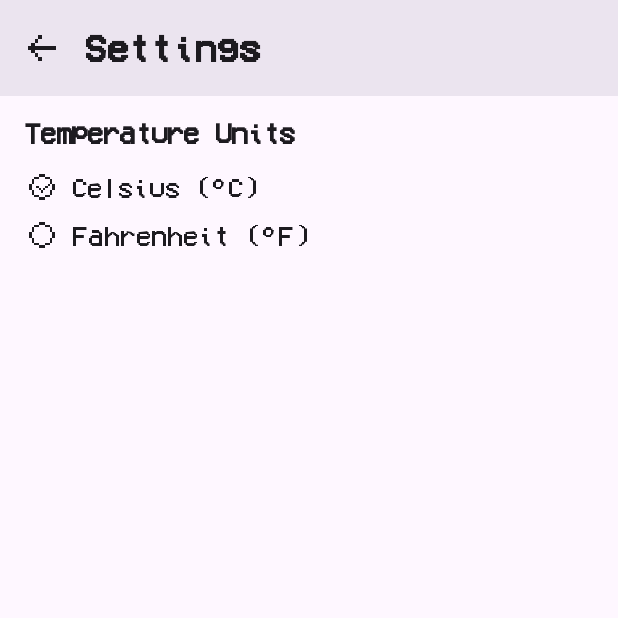
After one commit to ArtemZarubin/PixelArtWeatherML, an Android app built with Jetpack Compose: the SettingsScreen screen opened through its navigation route, on a phone screen of 412 x 824 dp, the top half of it. The commit adds this screen. Run offline under Robolectric (Android 15) with nearby library versions, the phone set to English and light mode, and no system bars; our stand-ins replace Dagger/Hilt's generated code; network calls fail; 3 statements that could not run were skipped.

Commit message:
feat: Implement settings screen with temperature unit selection
- Added a new Settings screen accessible from the main weather screen.
- Implemented functionality to switch temperature units (Celsius/Fahrenheit) using DataStore Preferences.
- User's unit preference is now saved and applied across the app.
- Weather data (temperature, wind speed) displayed in the UI dynamically updates based on the selected unit.
- Updated MainViewModel, Repository, ApiService to handle unit parameter for API requests.
- Replaced standard RadioButton components on the Settings screen with custom pixel art icons for a consistent visual style.
- Adjusted UI elements and styles on the Settings screen for better look and feel.

```diff
--- a/app/build.gradle.kts
+++ b/app/build.gradle.kts
@@ -141,6 +141,9 @@ dependencies {
 
     // Refreshing
     implementation(libs.androidx.compose.material)
+
+    // Settings
+    implementation(libs.androidx.datastore.preferences)
 }
 
 // Kapt configuration for Hilt (add to the end of the file if not present)
--- /dev/null
+++ b/app/src/main/java/com/artemzarubin/weatherml/data/preferences/UserPreferencesRepository.kt
@@ -0,0 +1,66 @@
+package com.artemzarubin.weatherml.data.preferences
+
+import android.content.Context
+import android.util.Log
+import androidx.datastore.core.DataStore
+import androidx.datastore.preferences.core.Preferences
+import androidx.datastore.preferences.core.booleanPreferencesKey
+import androidx.datastore.preferences.core.edit
+import androidx.datastore.preferences.core.emptyPreferences
+import androidx.datastore.preferences.preferencesDataStore
+import dagger.hilt.android.qualifiers.ApplicationContext
+import kotlinx.coroutines.flow.Flow
+import kotlinx.coroutines.flow.catch
+import kotlinx.coroutines.flow.map
+import java.io.IOException
+import javax.inject.Inject
+import javax.inject.Singleton
+
+// Визначаємо DataStore на рівні файлу (рекомендовано)
+private val Context.dataStore: DataStore<Preferences> by preferencesDataStore(name = "user_settings")
+
+// Ключі для наших налаштувань
+private object PreferencesKeys {
+    val IS_FAHRENHEIT = booleanPreferencesKey("is_fahrenheit_selected")
+    // Тут можна буде додати інші ключі для інших налаштувань
+}
+
+enum class TemperatureUnit {
+    CELSIUS, FAHRENHEIT
+}
+
+data class UserPreferences(
+    val temperatureUnit: TemperatureUnit
+)
+
+@Singleton
+class UserPreferencesRepository @Inject constructor(@ApplicationContext private val context: Context) {
+
+    val userPreferencesFlow: Flow<UserPreferences> = context.dataStore.data
+        .catch { exception ->
+            if (exception is IOException) {
+                Log.e("UserPrefsRepo", "Error reading preferences.", exception)
+                emit(emptyPreferences()) // Випромінюємо порожні налаштування у випадку помилки
+            } else {
+                throw exception
+            }
+        }
+        .map { preferences ->
+            mapUserPreferences(preferences)
+        }
+
+    private fun mapUserPreferences(preferences: Preferences): UserPreferences {
+        val isFahrenheit =
+            preferences[PreferencesKeys.IS_FAHRENHEIT] ?: false // За замовчуванням Цельсій
+        return UserPreferences(
+            temperatureUnit = if (isFahrenheit) TemperatureUnit.FAHRENHEIT else TemperatureUnit.CELSIUS
+        )
+    }
+
+    suspend fun updateTemperatureUnit(unit: TemperatureUnit) {
+        context.dataStore.edit { preferences ->
+            preferences[PreferencesKeys.IS_FAHRENHEIT] = (unit == TemperatureUnit.FAHRENHEIT)
+        }
+        Log.d("UserPrefsRepo", "Temperature unit updated to: $unit")
+    }
+}
--- a/app/src/main/java/com/artemzarubin/weatherml/data/repository/WeatherRepositoryImpl.kt
+++ b/app/src/main/java/com/artemzarubin/weatherml/data/repository/WeatherRepositoryImpl.kt
@@ -35,7 +35,8 @@ class WeatherRepositoryImpl @Inject constructor(
     override suspend fun getAllWeatherData(
         lat: Double,
         lon: Double,
-        apiKey: String
+        apiKey: String,
+        units: String
     ): Resource<WeatherDataBundle> {
         if (!connectivityObserver.isNetworkAvailable()) { // <--- ПЕРЕВІРКА
             return Resource.Error("No internet connection. Please check your network settings.")
@@ -46,13 +47,15 @@ class WeatherRepositoryImpl @Inject constructor(
                     apiService.getCurrentWeather(
                         latitude = lat,
                         longitude = lon,
-                        apiKey = apiKey
+                        apiKey = apiKey,
+                        units = units
                     )
                 }
                 val forecastDeferred = async {
                     apiService.getForecast(
                         latitude = lat,
                         longitude = lon,
+                        units = units,
                         apiKey = apiKey,
                         count = 40
                     )
--- a/app/src/main/java/com/artemzarubin/weatherml/domain/repository/WeatherRepository.kt
+++ b/app/src/main/java/com/artemzarubin/weatherml/domain/repository/WeatherRepository.kt
@@ -21,7 +21,8 @@ interface WeatherRepository {
     suspend fun getAllWeatherData(
         lat: Double,
         lon: Double,
-        apiKey: String // API key is needed for both calls
+        apiKey: String, // API key is needed for both calls
+        units: String
     ): Resource<WeatherDataBundle>
 
     /**
--- a/app/src/main/java/com/artemzarubin/weatherml/ui/Navigation.kt
+++ b/app/src/main/java/com/artemzarubin/weatherml/ui/Navigation.kt
@@ -1,3 +1,4 @@
+// File: com/artemzarubin/weatherml/ui/Navigation.kt
 package com.artemzarubin.weatherml.ui
 
 import androidx.compose.runtime.Composable
@@ -7,34 +8,47 @@ import androidx.navigation.compose.NavHost
 import androidx.navigation.compose.composable
 import com.artemzarubin.weatherml.ui.mainscreen.MainViewModel
 import com.artemzarubin.weatherml.ui.mainscreen.WeatherScreen
+import com.artemzarubin.weatherml.ui.ManageCitiesScreen // Переконайся, що цей імпорт правильний
+import com.artemzarubin.weatherml.ui.SettingsScreen   // Імпорт нового екрану
 
 object AppDestinations {
     const val WEATHER_SCREEN_ROUTE = "weather"
     const val MANAGE_CITIES_ROUTE = "manage_cities"
+    const val SETTINGS_SCREEN_ROUTE = "settings"
 }
 
 @Composable
 fun AppNavHost(navController: NavHostController, mainViewModel: MainViewModel = hiltViewModel()) {
     NavHost(
         navController = navController,
-        startDestination = AppDestinations.WEATHER_SCREEN_ROUTE // Починаємо з головного екрану
+        startDestination = AppDestinations.WEATHER_SCREEN_ROUTE
     ) {
         composable(AppDestinations.WEATHER_SCREEN_ROUTE) {
             WeatherScreen(
-                viewModel = mainViewModel, // Передаємо ViewModel
+                viewModel = mainViewModel,
                 onNavigateToManageCities = {
                     navController.navigate(AppDestinations.MANAGE_CITIES_ROUTE)
+                },
+                onNavigateToSettings = { // <--- ДОДАНО ПЕРЕДАЧУ ЦІЄЇ ЛЯМБДИ
+                    navController.navigate(AppDestinations.SETTINGS_SCREEN_ROUTE)
                 }
             )
         }
         composable(AppDestinations.MANAGE_CITIES_ROUTE) {
-            // Тут буде ManageCitiesScreen, поки що заглушка
             ManageCitiesScreen(
-                viewModel = mainViewModel, // Передаємо ту саму ViewModel
+                viewModel = mainViewModel,
                 onNavigateBack = {
                     navController.popBackStack()
                 }
             )
         }
+        // --- НОВИЙ COMPOSABLE ДЛЯ ЕКРАНУ НАЛАШТУВАНЬ ---
+        composable(AppDestinations.SETTINGS_SCREEN_ROUTE) {
+            SettingsScreen(
+                onNavigateBack = { navController.popBackStack() },
+                viewModel = mainViewModel // <--- ПЕРЕДАЄМО mainViewModel
+            )
+        }
+        // --- КІНЕЦЬ НОВОГО COMPOSABLE ---
     }
 }
--- /dev/null
+++ b/app/src/main/java/com/artemzarubin/weatherml/ui/SettingsScreen.kt
@@ -0,0 +1,135 @@
+// File: com/artemzarubin/weatherml/ui/SettingsScreen.kt
+package com.artemzarubin.weatherml.ui
+
+import androidx.compose.foundation.Image
+import androidx.compose.foundation.clickable
+import androidx.compose.foundation.layout.Column
+import androidx.compose.foundation.layout.Row
+import androidx.compose.foundation.layout.Spacer
+import androidx.compose.foundation.layout.fillMaxSize
+import androidx.compose.foundation.layout.fillMaxWidth // Потрібен для Row
+import androidx.compose.foundation.layout.height
+import androidx.compose.foundation.layout.padding
+import androidx.compose.foundation.layout.size
+import androidx.compose.foundation.layout.width // Потрібен для Spacer
+import androidx.compose.material3.* // Ktlint може запропонувати *
+import androidx.compose.runtime.Composable
+import androidx.compose.runtime.collectAsState
+import androidx.compose.runtime.getValue
+import androidx.compose.ui.Alignment
+import androidx.compose.ui.Modifier
+import androidx.compose.ui.graphics.ColorFilter
+import androidx.compose.ui.res.painterResource
+import androidx.compose.ui.unit.dp
+import com.artemzarubin.weatherml.R // Для доступу до R.drawable
+import com.artemzarubin.weatherml.data.preferences.TemperatureUnit
+import com.artemzarubin.weatherml.ui.mainscreen.MainViewModel
+import androidx.hilt.navigation.compose.hiltViewModel // Якщо ти отримуєш ViewModel тут
+
+@OptIn(ExperimentalMaterial3Api::class)
+@Composable
+fun SettingsScreen(
+    onNavigateBack: () -> Unit,
+    viewModel: MainViewModel = hiltViewModel() // Отримуємо ViewModel
+) {
+    val userPreferences by viewModel.userPreferencesFlow.collectAsState()
+
+    Scaffold(
+        topBar = {
+            TopAppBar(
+                title = {
+                    Text(
+                        "Settings",
+                        style = MaterialTheme.typography.labelLarge
+                    )
+                }, // Твій стиль
+                navigationIcon = {
+                    IconButton(onClick = onNavigateBack) {
+                        Image(
+                            painter = painterResource(id = R.drawable.arrow_left), // Твоя іконка
+                            contentDescription = "Back",
+                            modifier = Modifier.size(24.dp),
+                            colorFilter = ColorFilter.tint(MaterialTheme.colorScheme.onBackground)
+                        )
+                    }
+                },
+                colors = TopAppBarDefaults.topAppBarColors(
+                    containerColor = MaterialTheme.colorScheme.surfaceVariant.copy(alpha = 0.8f),
+                    titleContentColor = MaterialTheme.colorScheme.onBackground,
+                    navigationIconContentColor = MaterialTheme.colorScheme.onBackground
+                )
+            )
+        }
+    ) { paddingValues ->
+        Column(
+            modifier = Modifier
+                .fillMaxSize()
+                .padding(paddingValues)
+                .padding(16.dp),
+        ) {
+            Text("Temperature Units", style = MaterialTheme.typography.headlineSmall) // Твій стиль
+            Spacer(modifier = Modifier.height(12.dp)) // Збільшив відступ після заголовка
+
+            // --- Опція Цельсій ---
+            Row(
+                modifier = Modifier
+                    .fillMaxWidth() // Щоб клікабельна область була на всю ширину
+                    .clickable { viewModel.updateTemperatureUnit(TemperatureUnit.CELSIUS) }
+                    .padding(vertical = 4.dp), // Менший вертикальний відступ для рядка
+                verticalAlignment = Alignment.CenterVertically
+            ) {
+                val isSelected =
+                    userPreferences.temperatureUnit == TemperatureUnit.CELSIUS // Або FAHRENHEIT
+                val iconResId = if (isSelected) R.drawable.radio_checked
+                else R.drawable.radio_unchecked
+                val iconSize = if (isSelected) 24.dp else 18.dp
+
+                Image(
+                    painter = painterResource(
+                        id = iconResId
+                    ),
+                    contentDescription = "Celsius radio button",
+                    modifier = Modifier.size(24.dp), // Або 32.dp, як у тебе було для інших іконок
+                    colorFilter = ColorFilter.tint(MaterialTheme.colorScheme.onSurface) // Адаптація до теми
+                )
+                Spacer(modifier = Modifier.width(8.dp))
+                Text(
+                    text = "Celsius (°C)",
+                    style = MaterialTheme.typography.bodyLarge, // Стиль для тексту опції
+                    modifier = Modifier.align(Alignment.CenterVertically)
+                )
+            }
+            // Spacer(modifier = Modifier.height(2.dp)) // Дуже маленький відступ між опціями, або взагалі без нього
+
+            // --- Опція Фаренгейт ---
+            Row(
+                modifier = Modifier
+                    .fillMaxWidth()
+                    .clickable { viewModel.updateTemperatureUnit(TemperatureUnit.FAHRENHEIT) }
+                    .padding(vertical = 4.dp), // Менший вертикальний відступ для рядка
+                verticalAlignment = Alignment.CenterVertically
+            ) {
+                val isSelected = userPreferences.temperatureUnit == TemperatureUnit.FAHRENHEIT
+                val iconResId = if (isSelected) R.drawable.radio_checked
+                else R.drawable.radio_unchecked
+                val iconSize = if (isSelected) 24.dp else 18.dp
+
+                Image(
+                    painter = painterResource(
+                        id = iconResId
+                    ),
+                    contentDescription = "Fahrenheit radio button",
+                    modifier = Modifier.size(24.dp), // Або .size(24.dp), якщо співвідношення сторін 1:1 і це виглядає добре,
+                    colorFilter = ColorFilter.tint(MaterialTheme.colorScheme.onSurface)
+                )
+                Spacer(modifier = Modifier.width(8.dp))
+                Text(
+                    text = "Fahrenheit (°F)",
+                    style = MaterialTheme.typography.bodyLarge,
+                    modifier = Modifier.align(Alignment.CenterVertically)
+                )
+            }
+            // Тут можна буде додати інші налаштування, наприклад, для теми
+        }
+    }
+}
--- a/app/src/main/java/com/artemzarubin/weatherml/ui/mainscreen/MainViewModel.kt
+++ b/app/src/main/java/com/artemzarubin/weatherml/ui/mainscreen/MainViewModel.kt
@@ -42,6 +42,9 @@ import kotlinx.coroutines.flow.stateIn
 import kotlinx.coroutines.flow.update
 import kotlinx.coroutines.launch
 import javax.inject.Inject
+import com.artemzarubin.weatherml.data.preferences.UserPreferencesRepository
+import com.artemzarubin.weatherml.data.preferences.TemperatureUnit
+import com.artemzarubin.weatherml.data.preferences.UserPreferences
 
 // PagerItem визначено тут (без змін)
 sealed class PagerItem {
@@ -75,10 +78,10 @@ sealed class PagerItem {
 }
 
 @HiltViewModel
-@OptIn(ExperimentalCoroutinesApi::class, FlowPreview::class)
 class MainViewModel @Inject constructor(
     private val weatherRepository: WeatherRepository,
     private val locationTracker: LocationTracker,
+    private val userPreferencesRepository: UserPreferencesRepository, // <--- НОВА ЗАЛЕЖНІСТЬ
     private val application: Application
 ) : ViewModel() {
 
@@ -162,6 +165,14 @@ class MainViewModel @Inject constructor(
 
     private val _isRefreshing = MutableStateFlow(false)
     val isRefreshing: StateFlow<Boolean> = _isRefreshing.asStateFlow()
+
+    val userPreferencesFlow: StateFlow<UserPreferences> =
+        userPreferencesRepository.userPreferencesFlow
+            .stateIn(
+                scope = viewModelScope,
+                started = SharingStarted.WhileSubscribed(5000),
+                initialValue = UserPreferences(TemperatureUnit.CELSIUS) // Початкове значення
+            )
 
     init {
         Log.d("MainViewModel", "ViewModel initialized.")
@@ -660,6 +671,20 @@ class MainViewModel @Inject constructor(
                 "MainViewModel",
                 "fetchWeatherDataForPagerItem: COROUTINE STARTED for ${pagerItem.displayName}"
             )
+
+            // ... (встановлення Loading) ...
+            val currentUnits =
+                userPreferencesFlow.value.temperatureUnit // Отримуємо поточні одиниці
+            val unitsQueryParam =
+                if (currentUnits == TemperatureUnit.FAHRENHEIT) "imperial" else "metric"
+
+            val result = weatherRepository.getAllWeatherData(
+                lat = pagerItem.latitude,
+                lon = pagerItem.longitude,
+                apiKey = BuildConfig.OPEN_WEATHER_API_KEY,
+                units = unitsQueryParam // <--- ПЕРЕДАЄМО ОДИНИЦІ
+            )
+
             // Немедленно устанавливаем состояние загрузки с правильным сообщением
             _weatherDataStateMap.update { currentMap ->
                 Log.d(
@@ -672,11 +697,6 @@ class MainViewModel @Inject constructor(
                 }.toMap()
             }
 
-            val result = weatherRepository.getAllWeatherData(
-                lat = pagerItem.latitude,
-                lon = pagerItem.longitude,
-                apiKey = BuildConfig.OPEN_WEATHER_API_KEY
-            )
             Log.d(
                 "MainViewModel",
                 "fetchWeatherDataForPagerItem: Got result for ${pagerItem.displayName}: $result"
@@ -1224,4 +1244,26 @@ class MainViewModel @Inject constructor(
             }
         }
     }
+
+    fun updateTemperatureUnit(unit: TemperatureUnit) {
+        viewModelScope.launch {
+            userPreferencesRepository.updateTemperatureUnit(unit)
+            // Після зміни одиниць, потрібно перезавантажити погоду для поточної сторінки пейджера,
+            // оскільки API має повернути дані в нових одиницях (або ми маємо їх конвертувати)
+            currentActivePagerItem.value?.let {
+                Log.d(
+                    "MainViewModel",
+                    "Temperature unit changed, refreshing weather for ${it.displayName}"
+                )
+                // Встановлюємо стан завантаження для поточної сторінки, щоб показати індикатор
+                _weatherDataStateMap.update { currentMap ->
+                    currentMap.toMutableMap().apply {
+                        this[it.id] = Resource.Loading(message = "Updating units...")
+                    }.toMap()
+                }
+                // Повторний запит погоди
+                fetchWeatherDataForPagerItem(it) // Цей метод має враховувати поточні одиниці
+            }
+        }
+    }
 }
```
Also changed, not shown: app/src/main/java/com/artemzarubin/weatherml/domain/usecase/GetWeatherDataBundleUseCase.kt (+12 -12 lines), app/src/main/java/com/artemzarubin/weatherml/ui/MainActivity.kt (+23 -10 lines), app/src/main/java/com/artemzarubin/weatherml/ui/mainscreen/WeatherScreen.kt (+32 -9 lines), gradle/libs.versions.toml (+9 -2 lines), app/src/main/res/drawable/alert_symbol.png (deleted), app/src/main/res/drawable/radio_checked.png (renamed from app/src/main/res/drawable/add_button.png), app/src/main/res/drawable/radio_unchecked.png (added), app/src/main/res/drawable/settings.png (added).
